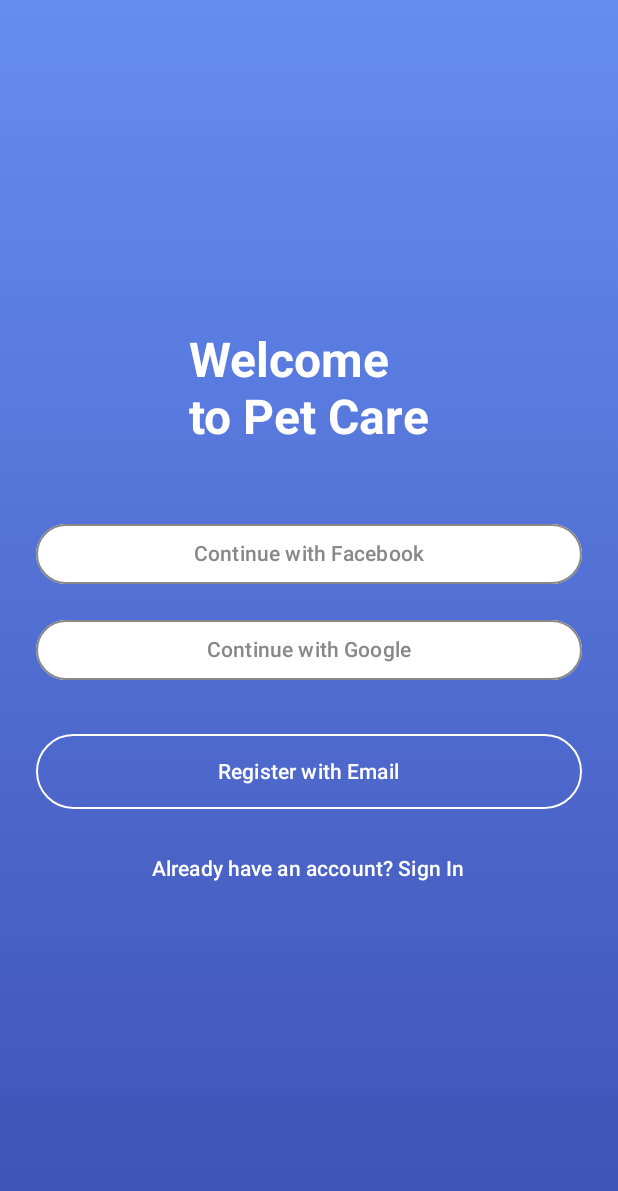
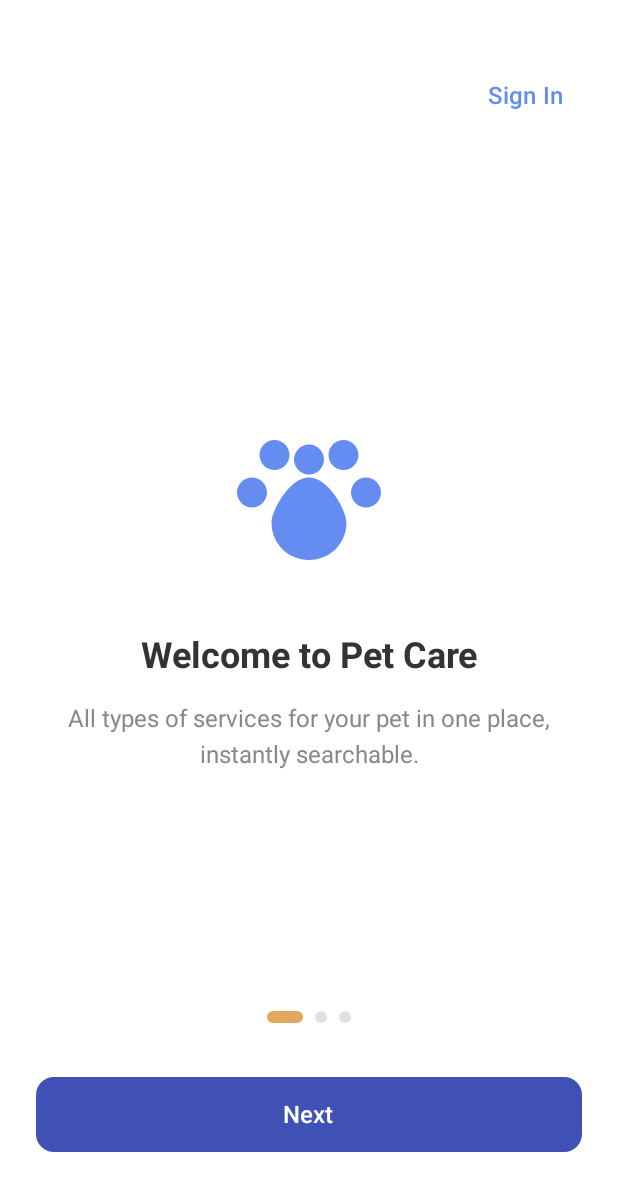
Before and after one commit to Virusim20/Pet-Care, an Android app built with Jetpack Compose: the screen it shows after launch (MainActivity), on a phone screen of 412 x 824 dp. Shown: the top 1191 px of the screen. Run offline under Robolectric (Android 15) with nearby library versions, the phone set to English and light mode, and no system bars.

Commit message:
LR3
Signed-off-by: Stepan <s.o.vasyliev@student.khai.edu>

```diff
--- a/app/src/main/java/com/zabranska/petcare/MainActivity.kt
+++ b/app/src/main/java/com/zabranska/petcare/MainActivity.kt
@@ -1,4 +1,4 @@
-package com.zabranska.petcare // Перевір пакет!
+package com.zabranska.petcare // Залиш свій пакет
 
 import android.os.Bundle
 import android.widget.Toast
@@ -11,10 +11,13 @@ import androidx.compose.material3.Text
 import androidx.compose.runtime.*
 import androidx.compose.ui.Alignment
 import androidx.compose.ui.Modifier
+import androidx.compose.ui.graphics.Color
+import androidx.compose.ui.text.font.FontWeight
+import androidx.compose.ui.unit.sp
 
-// Enum для навігації (найпростіший варіант)
+// Всі можливі стани екранів
 enum class ScreenState {
-    Splash, Welcome, Login, Register, MainApp
+    Splash, Onboarding, Welcome, Login, Register, MainApp
 }
 
 class MainActivity : ComponentActivity() {
@@ -22,48 +25,70 @@ class MainActivity : ComponentActivity() {
         super.onCreate(savedInstanceState)
         enableEdgeToEdge()
 
-        // Ініціалізуємо менеджер даних
         val userManager = UserManager(this)
 
         setContent {
-            // Зберігаємо поточний стан екрану
             var currentScreen by remember { mutableStateOf(ScreenState.Splash) }
 
-            // Логіка перемикання екранів
             when (currentScreen) {
+                // --- 1. SPLASH SCREEN ---
                 ScreenState.Splash -> {
                     WelcomeScreen(onTimeout = {
-                        // Якщо користувач вже залогінений -> одразу в додаток
+                        // ЛОГІКА ПЕРЕХОДІВ (маршрутизація)
                         if (userManager.isUserLoggedIn()) {
+                            // Якщо вже залогінений -> в головний додаток
                             currentScreen = ScreenState.MainApp
+                        } else if (!userManager.isOnboardingFinished()) {
+                            // Якщо НЕ бачив онбордінг -> показуємо його
+                            currentScreen = ScreenState.Onboarding
                         } else {
+                            // Якщо бачив онбордінг, але не залогінений -> екран входу
                             currentScreen = ScreenState.Welcome
                         }
                     })
                 }
+
+                // --- 2. ONBOARDING (Лабораторна 3) ---
+                ScreenState.Onboarding -> {
+                    OnboardingScreen(
+                        onFinished = {
+                            // Натиснули "Get Started": запам'ятовуємо і йдемо на Welcome
+                            userManager.saveOnboardingFinished()
+                            currentScreen = ScreenState.Welcome
+                        },
+                        onSignInClick = {
+                            // Натиснули "Sign In" зверху: пропускаємо і йдемо на Login
+                            userManager.saveOnboardingFinished()
+                            currentScreen = ScreenState.Login
+                        }
+                    )
+                }
+
+                // --- 3. WELCOME (Вибір Login/Register) ---
                 ScreenState.Welcome -> {
                     WelcomeAuthScreen(
                         onNavigateToLogin = { currentScreen = ScreenState.Login },
                         onNavigateToRegister = { currentScreen = ScreenState.Register }
                     )
                 }
+
+                // --- 4. REGISTER ---
                 ScreenState.Register -> {
                     RegistrationScreen(
                         onBack = { currentScreen = ScreenState.Welcome },
                         onRegisterSuccess = { name, email, pass ->
-                            // Зберігаємо в SharedPrefs
                             userManager.registerUser(name, email, pass)
                             currentScreen = ScreenState.MainApp
                         }
                     )
                 }
+
+                // --- 5. LOGIN ---
                 ScreenState.Login -> {
                     LoginScreen(
                         onBack = { currentScreen = ScreenState.Welcome },
                         onLoginAttempt = { email, pass ->
-                            // Перевіряємо дані
                             if (userManager.loginUser(email, pass)) {
-                                // Успіх -> зберігаємо статус і йдемо далі
                                 userManager.registerUser("User", email, pass) // Оновлюємо сесію
                                 currentScreen = ScreenState.MainApp
                             } else {
@@ -72,10 +97,17 @@ class MainActivity : ComponentActivity() {
                         }
                     )
                 }
+
+                // --- 6. MAIN APP (Головний екран) ---
                 ScreenState.MainApp -> {
-                    // Твій головний екран
                     Box(modifier = Modifier.fillMaxSize(), contentAlignment = Alignment.Center) {
-                        Text("MAIN APP SCREEN \nUser Authorized!")
+                        Text(
+                            text = "Hello!\nWelcome to Pet Care.",
+                            fontSize = 24.sp,
+                            fontWeight = FontWeight.Bold,
+                            color = Color(0xFF3F51B5),
+                            textAlign = androidx.compose.ui.text.style.TextAlign.Center
+                        )
                     }
                 }
             }
--- /dev/null
+++ b/app/src/main/java/com/zabranska/petcare/OnboardingScreen.kt
@@ -0,0 +1,180 @@
+package com.zabranska.petcare // Залиш свій пакет
+
+import androidx.compose.foundation.ExperimentalFoundationApi
+import androidx.compose.foundation.background
+import androidx.compose.foundation.layout.*
+import androidx.compose.foundation.pager.HorizontalPager
+import androidx.compose.foundation.pager.rememberPagerState
+import androidx.compose.foundation.shape.CircleShape
+import androidx.compose.foundation.shape.RoundedCornerShape
+import androidx.compose.material3.*
+import androidx.compose.runtime.Composable
+import androidx.compose.runtime.rememberCoroutineScope
+import androidx.compose.ui.Alignment
+import androidx.compose.ui.Modifier
+import androidx.compose.ui.draw.clip
+import androidx.compose.ui.graphics.Color
+import androidx.compose.ui.res.painterResource
+import androidx.compose.ui.text.font.FontWeight
+import androidx.compose.ui.text.style.TextAlign
+import androidx.compose.ui.unit.dp
+import androidx.compose.ui.unit.sp
+import kotlinx.coroutines.launch
+
+// Модель даних для однієї сторінки
+data class OnboardingPage(
+    val title: String,
+    val description: String
+)
+
+@OptIn(ExperimentalFoundationApi::class)
+@Composable
+fun OnboardingScreen(
+    onFinished: () -> Unit,      // Дія для кнопки "Get Started"
+    onSignInClick: () -> Unit    // Дія для кнопки "Sign In" зверху
+) {
+    // Тексти згідно з макетом
+    val pages = listOf(
+        OnboardingPage(
+            "Welcome to Pet Care",
+            "All types of services for your pet in one place, instantly searchable."
+        ),
+        OnboardingPage(
+            "Proven experts",
+            "We interview every specialist before they get to work."
+        ),
+        OnboardingPage(
+            "Reliable reviews",
+            "A review can be left only by a user who used the service."
+        )
+    )
+
+    // Стан пейджера (яка сторінка зараз активна)
+    val pagerState = rememberPagerState(pageCount = { pages.size })
+    val scope = rememberCoroutineScope() // Потрібно для прокрутки кодом
+
+    Column(
+        modifier = Modifier
+            .fillMaxSize()
+            .background(Color.White)
+            .padding(24.dp)
+    ) {
+        // --- Верхня панель (Кнопка Sign In) ---
+        Box(
+            modifier = Modifier
+                .fillMaxWidth()
+                .padding(top = 16.dp),
+            contentAlignment = Alignment.CenterEnd
+        ) {
+            TextButton(onClick = onSignInClick) {
+                Text(
+                    text = "Sign In",
+                    color = Color(0xFF658DF1),
+                    fontSize = 16.sp,
+                    fontWeight = FontWeight.SemiBold
+                )
+            }
+        }
+
+        Spacer(modifier = Modifier.height(20.dp))
+
+        // --- Слайдер (Pager) ---
+        HorizontalPager(
+            state = pagerState,
+            modifier = Modifier.weight(1f) // Займає весь доступний простір по центру
+        ) { pageIndex ->
+            OnboardingPageContent(page = pages[pageIndex])
+        }
+
+        // --- Нижня частина (Індикатори + Кнопка) ---
+        Column(
+            horizontalAlignment = Alignment.CenterHorizontally,
+            modifier = Modifier.fillMaxWidth()
+        ) {
+            // Індикатори (крапки)
+            Row(
+                horizontalArrangement = Arrangement.Center,
+                modifier = Modifier.padding(bottom = 32.dp)
+            ) {
+                repeat(pages.size) { iteration ->
+                    val color = if (pagerState.currentPage == iteration) Color(0xFFE0A95D) else Color(0xFFE0E0E0)
+                    val width = if (pagerState.currentPage == iteration) 24.dp else 8.dp
+
+                    Box(
+                        modifier = Modifier
+                            .padding(4.dp)
+                            .height(8.dp)
+                            .width(width)
+                            .clip(CircleShape)
+                            .background(color)
+                    )
+                }
+            }
+
+            // Логіка кнопки: Next або Get Started
+            val isLastPage = pagerState.currentPage == pages.size - 1
+            val buttonText = if (isLastPage) "Get Started" else "Next"
+
+            Button(
+                onClick = {
+                    if (isLastPage) {
+                        onFinished()
+                    } else {
+                        // Гортаємо на наступну сторінку
+                        scope.launch {
+                            pagerState.animateScrollToPage(pagerState.currentPage + 1)
+                        }
+                    }
+                },
+                modifier = Modifier
+                    .fillMaxWidth()
+                    .height(50.dp),
+                colors = ButtonDefaults.buttonColors(containerColor = Color(0xFF3F51B5)),
+                shape = RoundedCornerShape(12.dp)
+            ) {
+                Text(text = buttonText, fontSize = 16.sp)
+            }
+
+            Spacer(modifier = Modifier.height(32.dp))
+        }
+    }
+}
+
+@Composable
+fun OnboardingPageContent(page: OnboardingPage) {
+    Column(
+        horizontalAlignment = Alignment.CenterHorizontally,
+        verticalArrangement = Arrangement.Center,
+        modifier = Modifier.fillMaxSize()
+    ) {
+        // ЗАГЛУШКА ДЛЯ КАРТИНКИ
+        // Встав сюди свої картинки собак через painterResource(R.drawable.your_dog_image)
+        Icon(
+            painter = painterResource(id = R.drawable.ic_paw), // Використовуємо лапку з 1-ї лаби
+            contentDescription = null,
+            tint = Color(0xFF658DF1),
+            modifier = Modifier.size(120.dp)
+        )
+
+        Spacer(modifier = Modifier.height(40.dp))
+
+        Text(
+            text = page.title,
+            fontSize = 24.sp,
+            fontWeight = FontWeight.Bold,
+            color = Color(0xFF333333),
+            textAlign = TextAlign.Center
+        )
+
+        Spacer(modifier = Modifier.height(16.dp))
+
+        Text(
+            text = page.description,
+            fontSize = 16.sp,
+            color = Color.Gray,
+            textAlign = TextAlign.Center,
+            lineHeight = 24.sp,
+            modifier = Modifier.padding(horizontal = 16.dp)
+        )
+    }
+}
--- a/app/src/main/java/com/zabranska/petcare/UserManager.kt
+++ b/app/src/main/java/com/zabranska/petcare/UserManager.kt
@@ -1,36 +1,44 @@
-package com.zabranska.petcare // Твій пакет
+package com.zabranska.petcare // Залиш свій пакет
 
 import android.content.Context
 
 class UserManager(context: Context) {
     private val prefs = context.getSharedPreferences("user_prefs", Context.MODE_PRIVATE)
 
-    // Зберігаємо дані (Реєстрація)
+    // --- Реєстрація та Вхід ---
     fun registerUser(fullName: String, email: String, pass: String) {
         prefs.edit().apply {
             putString("FULL_NAME", fullName)
             putString("EMAIL", email)
             putString("PASSWORD", pass)
-            putBoolean("IS_LOGGED_IN", true) // Одразу логінимо
+            putBoolean("IS_LOGGED_IN", true)
             apply()
         }
     }
 
-    // Перевірка логіну (Вхід)
     fun loginUser(email: String, pass: String): Boolean {
         val savedEmail = prefs.getString("EMAIL", "")
         val savedPass = prefs.getString("PASSWORD", "")
-
         return email == savedEmail && pass == savedPass
     }
 
-    // Чи користувач вже авторизований?
     fun isUserLoggedIn(): Boolean {
         return prefs.getBoolean("IS_LOGGED_IN", false)
     }
 
-    // Вихід (для тестів, якщо знадобиться)
     fun logout() {
         prefs.edit().putBoolean("IS_LOGGED_IN", false).apply()
     }
+
+    // --- Онбордінг (Нові методи) ---
+
+    // Зберігаємо, що користувач пройшов навчання
+    fun saveOnboardingFinished() {
+        prefs.edit().putBoolean("IS_ONBOARDING_FINISHED", true).apply()
+    }
+
+    // Перевіряємо, чи треба показувати навчання
+    fun isOnboardingFinished(): Boolean {
+        return prefs.getBoolean("IS_ONBOARDING_FINISHED", false)
+    }
 }
```
